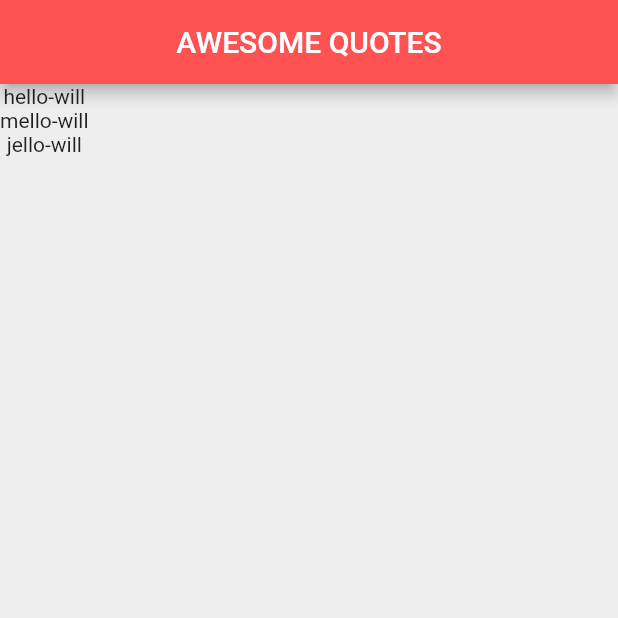
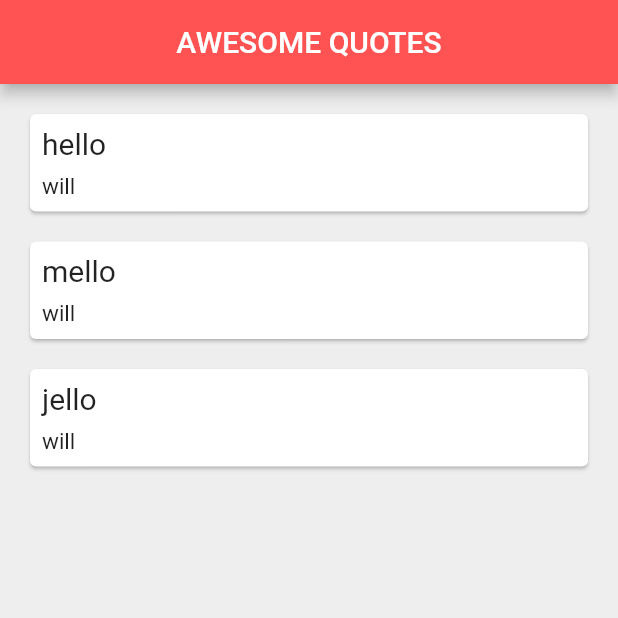
Before and after one commit to Shub0327/Flutter_Initial_Projects, a Flutter app: the screen it shows after launch, on a phone screen of 412 x 824 dp, the top half of it. Run offline on Flutter 3.47's test engine with Material 2 defaults, Android fonts, the phone set to English and light mode, and no system bars.

Commit message:
cards using name class

```diff
--- a/lib/main.dart
+++ b/lib/main.dart
@@ -7,12 +7,39 @@ main() => runApp(const MaterialApp(
 
 class quotes extends StatefulWidget {
 
-
-
   const quotes({Key? key}) : super(key: key);
 
   @override
   State<quotes> createState() => _quotesState();
+}
+
+Widget quotesTemplate(qu){
+
+  return Card(
+    margin: EdgeInsets.fromLTRB(20, 20 ,20, 0),
+    child: Padding(
+      padding: const EdgeInsets.all(8.0),
+      child: Column(
+        crossAxisAlignment: CrossAxisAlignment.stretch,
+        children: <Widget>[
+          Text(qu.text,
+          style: TextStyle(
+            fontSize: 20,
+          ),
+          ),
+          SizedBox(height: 8,),
+
+          Text(qu.author,
+            style: TextStyle(
+              fontSize: 15.0,
+          ),
+          ),
+        ],
+
+      ),
+    ),
+  );
+
 }
 
 class _quotesState extends State<quotes> {
@@ -33,8 +60,7 @@ class _quotesState extends State<quotes> {
       ),
 
       body: Column(
-        children: Quotes.map((e) =>
-            Text('${e.text}-${e.author}')).toList()
+        children: Quotes.map((qu) => quotesTemplate(qu)).toList()
         )
 
 
```
